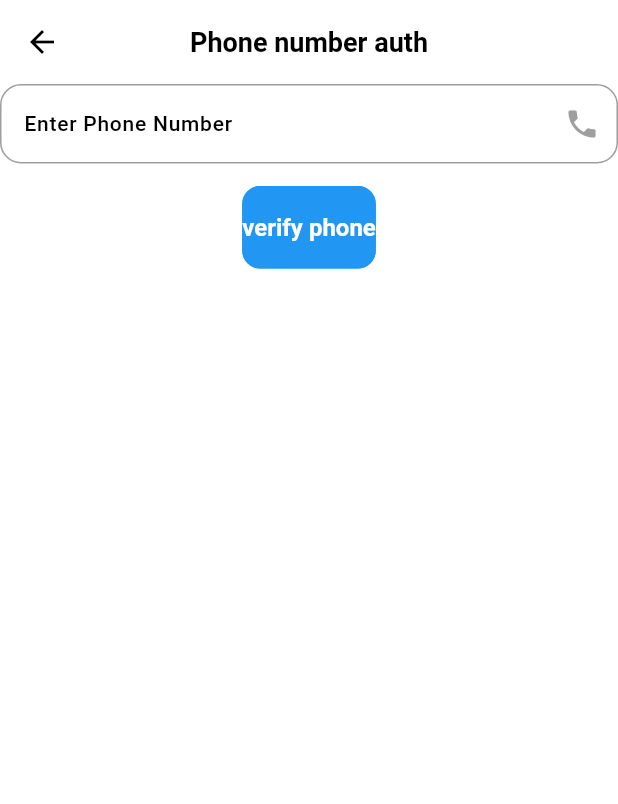
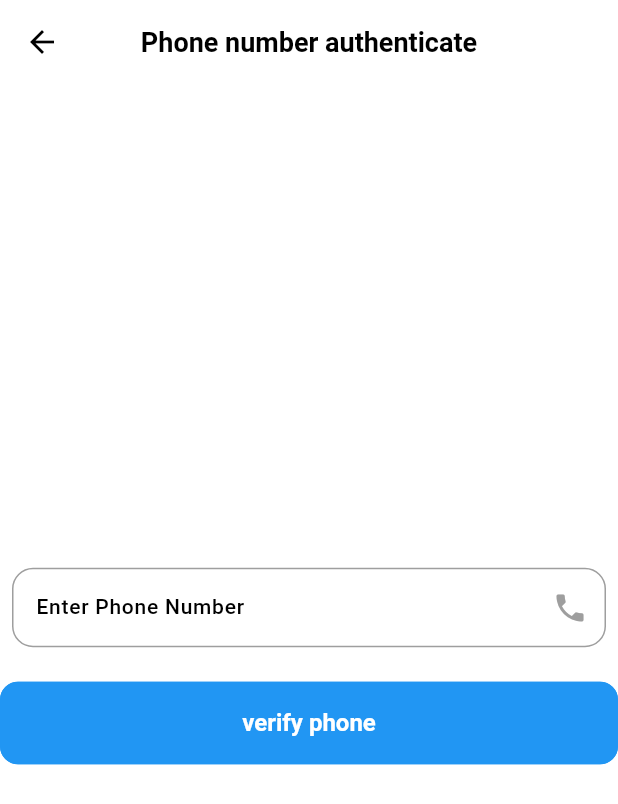
Before and after one commit to arnabislam/E_commerce_app, a Flutter app: the PhoneAuthentication screen opened directly, on a phone screen of 412 x 824 dp. Shown: the top 804 px of the screen. Run offline on Flutter 3.47's test engine with Material 3 defaults, Android fonts, the phone set to English and light mode, and no system bars; our stand-ins replace carousel_slider, cloud_firestore, connectivity_plus, firebase_auth, firebase_core, flutter_native_splash and 6 more; accounts and stored records are empty.

Commit message:
after came in bangladesh

```diff
--- a/lib/app/modules/auth/views/phone_authentication.dart
+++ b/lib/app/modules/auth/views/phone_authentication.dart
@@ -18,14 +18,17 @@ class _PhoneAuthenticationState extends State<PhoneAuthentication> {
   Widget build(BuildContext context) {
     return Scaffold(
       appBar: AppBar(
-        title: Text("Phone number auth"),
+        title: Text("Phone number authenticate"),
         centerTitle: true,
       ),
       body: Column(
+        mainAxisAlignment: MainAxisAlignment.center,
         children: [
-          TextField(
+          Padding(
+            padding: const EdgeInsets.all(8.0),
+            child: TextField(
               controller: phoneContorller,
-            keyboardType: TextInputType.number,
+
               decoration: InputDecoration(
                   hintText: 'Enter Phone Number',
                   suffixIcon: Icon(Icons.phone),
@@ -33,10 +36,14 @@ class _PhoneAuthenticationState extends State<PhoneAuthentication> {
                     borderRadius: BorderRadius.circular(24),
                   )),
             ),
+          ),
           const SizedBox(
             height: 15,
           ),
-          ElevatedButton(
+          SizedBox(
+            width: double.infinity,
+            child: ElevatedButton(
+
                 onPressed: () async {
                   await FirebaseAuth.instance.verifyPhoneNumber(
                       verificationCompleted: (PhoneAuthCredential credential) {},
@@ -52,7 +59,8 @@ class _PhoneAuthenticationState extends State<PhoneAuthentication> {
                       codeAutoRetrievalTimeout: (String verificationId) {},
                       phoneNumber: phoneContorller.text.toString());
                 },
-              child: const Text("verify phone"))
+                child: const Text("verify phone")),
+          )
         ],
       ),
     );
```
Also changed, not shown: lib/app/data/repositories/authentication/authentication_demo.dart (+39 -36 lines), lib/app/modules/auth/views/signup_view.dart (+9 -10 lines), lib/app/modules/shop/cart.dart (+13 -9 lines). Lines whose indentation alone changed are shown as unchanged.
